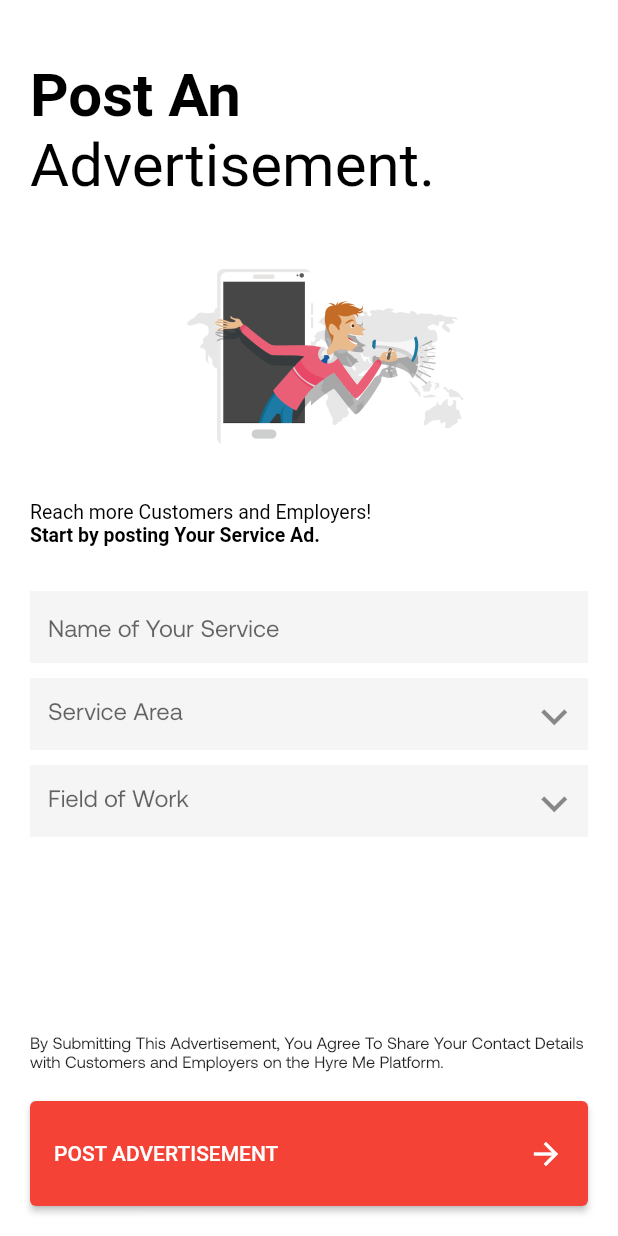
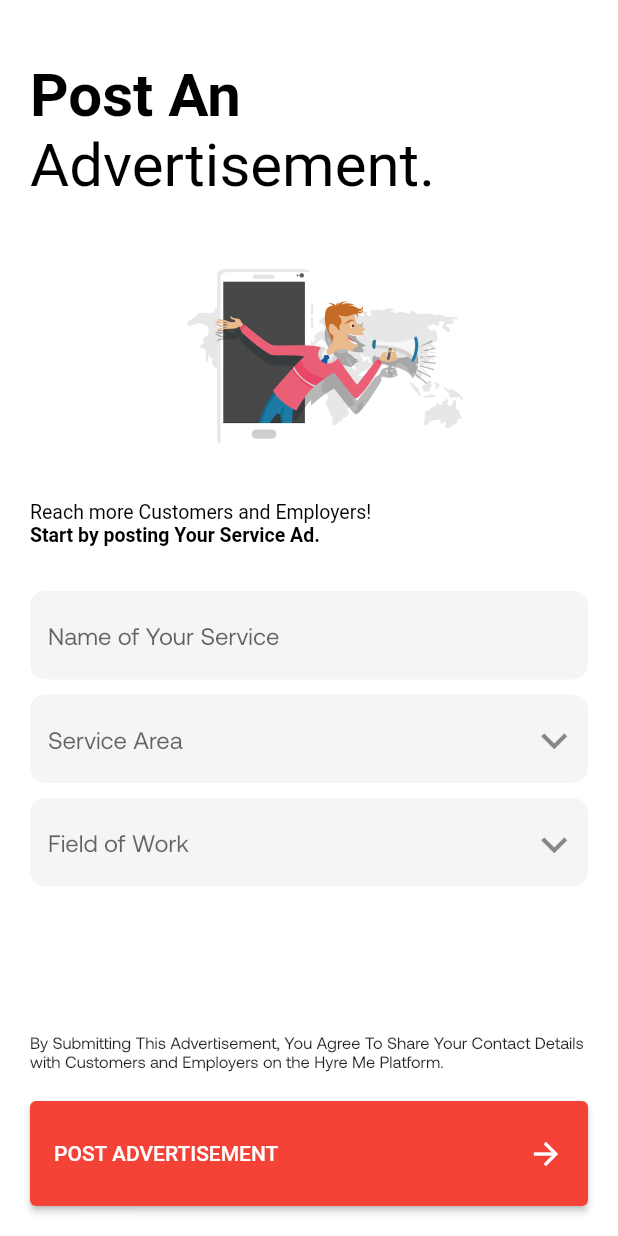
Before and after one commit to kkkkkabir/flutter_assignment, a Flutter app: the PostAd screen opened directly, on a phone screen of 412 x 824 dp. Run offline on Flutter 3.47's test engine with Material 2 defaults, Android fonts, the phone set to English and light mode, and no system bars; our stand-ins replace flutter_rating_stars, google_fonts; Roboto replaces fonts that are missing (Aeonik-Light).

Commit message:
Changes Made

```diff
--- a/lib/Screens/history.dart
+++ b/lib/Screens/history.dart
@@ -151,7 +151,11 @@ class _HistoryState extends State<History> {
                                         )
                                       else
                                         SizedBox(
-                                          width: 95,
+                                          width: MediaQuery.of(context)
+                                                  .size
+                                                  .width /
+                                              2 /
+                                              2.5,
                                         ),
                                     ],
                                   ),
--- a/lib/Screens/postAd.dart
+++ b/lib/Screens/postAd.dart
@@ -70,11 +70,18 @@ class PostAd extends StatelessWidget {
                                       decoration: InputDecoration(
                                     filled: true,
                                     fillColor: Colors.grey[100],
-                                    border: InputBorder.none,
-                                    focusedBorder: InputBorder.none,
-                                    enabledBorder: InputBorder.none,
+                                    enabledBorder: OutlineInputBorder(
+                                        borderRadius: BorderRadius.circular(10),
+                                        borderSide: BorderSide(
+                                            color: Colors.transparent)),
+                                    border: OutlineInputBorder(
+                                      borderRadius: BorderRadius.circular(10),
+                                    ),
+                                    focusedBorder: OutlineInputBorder(
+                                        borderRadius: BorderRadius.circular(10),
+                                        borderSide: BorderSide(
+                                            color: Colors.transparent)),
                                     errorBorder: InputBorder.none,
-                                    disabledBorder: InputBorder.none,
                                     hintText: "Name of Your Service",
                                   )),
                                   SizedBox(
@@ -84,11 +91,18 @@ class PostAd extends StatelessWidget {
                                       decoration: InputDecoration(
                                     filled: true,
                                     fillColor: Colors.grey[100],
-                                    border: InputBorder.none,
-                                    focusedBorder: InputBorder.none,
-                                    enabledBorder: InputBorder.none,
+                                    enabledBorder: OutlineInputBorder(
+                                        borderRadius: BorderRadius.circular(10),
+                                        borderSide: BorderSide(
+                                            color: Colors.transparent)),
+                                    border: OutlineInputBorder(
+                                      borderRadius: BorderRadius.circular(10),
+                                    ),
+                                    focusedBorder: OutlineInputBorder(
+                                        borderRadius: BorderRadius.circular(10),
+                                        borderSide: BorderSide(
+                                            color: Colors.transparent)),
                                     errorBorder: InputBorder.none,
-                                    disabledBorder: InputBorder.none,
                                     hintText: "Service Area",
                                     suffixIcon: IconButton(
                                       icon: Icon(
@@ -105,11 +119,18 @@ class PostAd extends StatelessWidget {
                                       decoration: InputDecoration(
                                     filled: true,
                                     fillColor: Colors.grey[100],
-                                    border: InputBorder.none,
-                                    focusedBorder: InputBorder.none,
-                                    enabledBorder: InputBorder.none,
+                                    enabledBorder: OutlineInputBorder(
+                                        borderRadius: BorderRadius.circular(10),
+                                        borderSide: BorderSide(
+                                            color: Colors.transparent)),
+                                    border: OutlineInputBorder(
+                                        borderRadius:
+                                            BorderRadius.circular(10)),
+                                    focusedBorder: OutlineInputBorder(
+                                        borderRadius: BorderRadius.circular(10),
+                                        borderSide: BorderSide(
+                                            color: Colors.transparent)),
                                     errorBorder: InputBorder.none,
-                                    disabledBorder: InputBorder.none,
                                     hintText: "Field of Work",
                                     suffixIcon: IconButton(
                                       icon: Icon(
```
